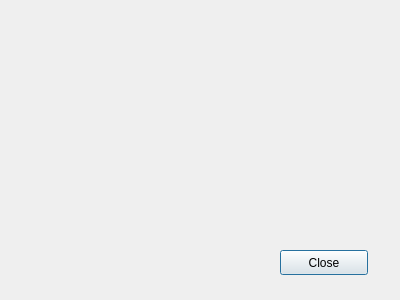
Above: src/app/findrecordbypeselform.ui from Aleksiiej/university-db-2 before the change. Below: the same form after it.
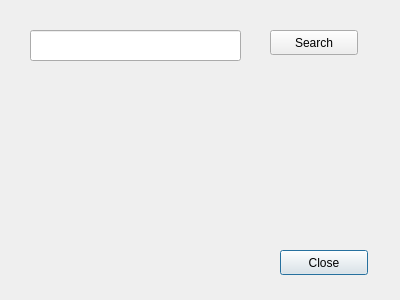
That is the form after the change.

Diff of the .ui file:
```diff
--- a/src/app/findrecordbypeselform.ui
+++ b/src/app/findrecordbypeselform.ui
@@ -26,6 +26,42 @@
     <string>Close</string>
    </property>
   </widget>
+  <widget class="QPushButton" name="pushButton_2">
+   <property name="geometry">
+    <rect>
+     <x>270</x>
+     <y>30</y>
+     <width>88</width>
+     <height>25</height>
+    </rect>
+   </property>
+   <property name="text">
+    <string>Search</string>
+   </property>
+  </widget>
+  <widget class="QLineEdit" name="lineEdit">
+   <property name="geometry">
+    <rect>
+     <x>30</x>
+     <y>30</y>
+     <width>211</width>
+     <height>31</height>
+    </rect>
+   </property>
+  </widget>
+  <widget class="QLabel" name="label">
+   <property name="geometry">
+    <rect>
+     <x>30</x>
+     <y>80</y>
+     <width>331</width>
+     <height>151</height>
+    </rect>
+   </property>
+   <property name="text">
+    <string/>
+   </property>
+  </widget>
  </widget>
  <resources/>
  <connections/>
```
